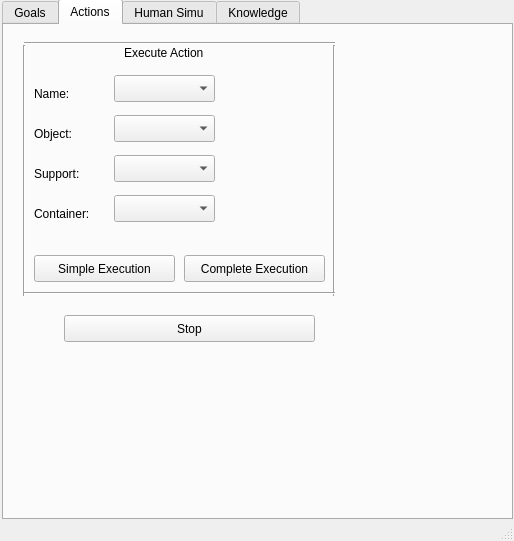
This is graphical_interface/ui/main_window.ui in laas/supervisor as Qt 5 draws it before an edit. The edited form follows.
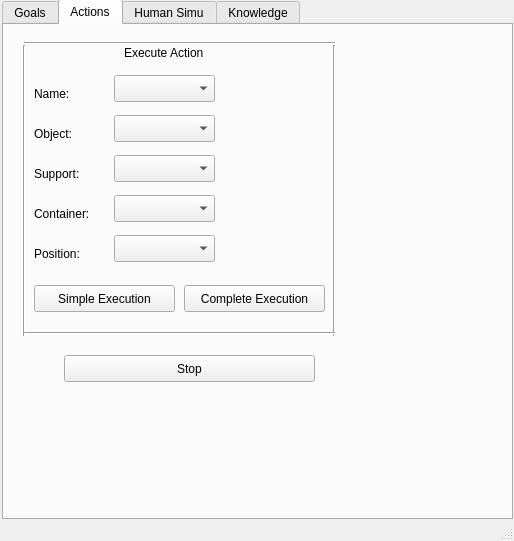
This is the edited form. The open tabs and pages were chosen to show the change. Icons and pictures are not drawn.

Commit message: [action_executor] add structure for moveTo

```diff
--- a/graphical_interface/ui/main_window.ui
+++ b/graphical_interface/ui/main_window.ui
@@ -142,7 +142,7 @@
         <x>10</x>
         <y>20</y>
         <width>20</width>
-        <height>251</height>
+        <height>291</height>
        </rect>
       </property>
       <property name="orientation">
@@ -155,7 +155,7 @@
         <x>320</x>
         <y>20</y>
         <width>20</width>
-        <height>251</height>
+        <height>291</height>
        </rect>
       </property>
       <property name="orientation">
@@ -264,7 +264,7 @@
       <property name="geometry">
        <rect>
         <x>30</x>
-        <y>230</y>
+        <y>260</y>
         <width>141</width>
         <height>27</height>
        </rect>
@@ -277,7 +277,7 @@
       <property name="geometry">
        <rect>
         <x>20</x>
-        <y>260</y>
+        <y>300</y>
         <width>311</width>
         <height>16</height>
        </rect>
@@ -290,7 +290,7 @@
       <property name="geometry">
        <rect>
         <x>60</x>
-        <y>290</y>
+        <y>330</y>
         <width>251</width>
         <height>27</height>
        </rect>
@@ -303,7 +303,7 @@
       <property name="geometry">
        <rect>
         <x>180</x>
-        <y>230</y>
+        <y>260</y>
         <width>141</width>
         <height>27</height>
        </rect>
@@ -335,6 +335,29 @@
        </rect>
       </property>
      </widget>
+     <widget class="QComboBox" name="comboBoxActionPosition">
+      <property name="geometry">
+       <rect>
+        <x>110</x>
+        <y>210</y>
+        <width>101</width>
+        <height>27</height>
+       </rect>
+      </property>
+     </widget>
+     <widget class="QLabel" name="label_16">
+      <property name="geometry">
+       <rect>
+        <x>30</x>
+        <y>220</y>
+        <width>71</width>
+        <height>17</height>
+       </rect>
+      </property>
+      <property name="text">
+       <string>Position:</string>
+      </property>
+     </widget>
     </widget>
     <widget class="QWidget" name="tab">
      <attribute name="title">
```
Left out of the diff: 2 changed lines with no effect on the pictures. The commit also changes 9 other files.
